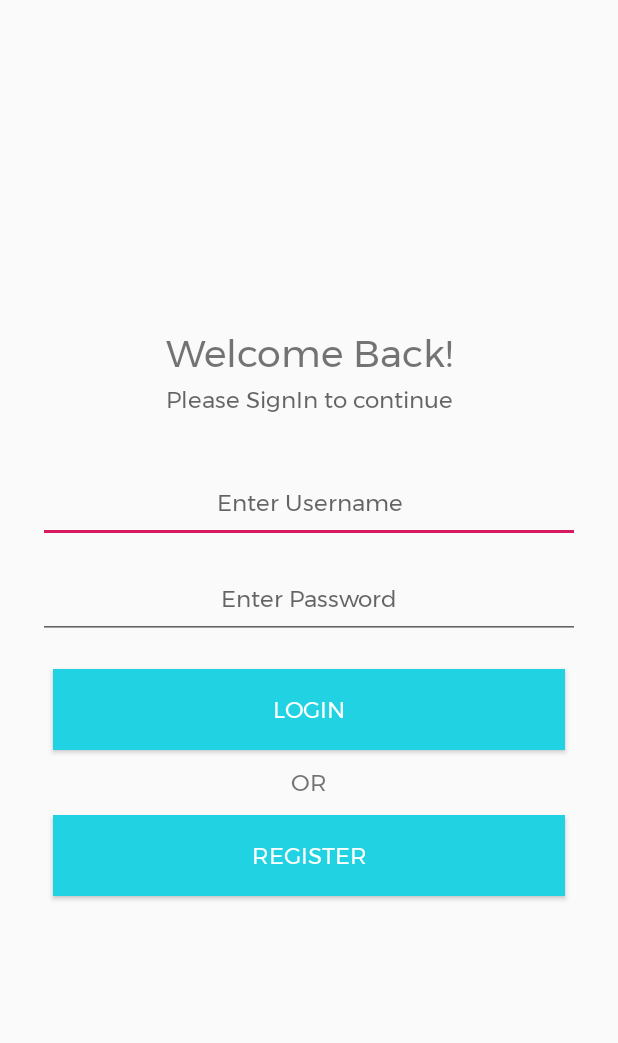
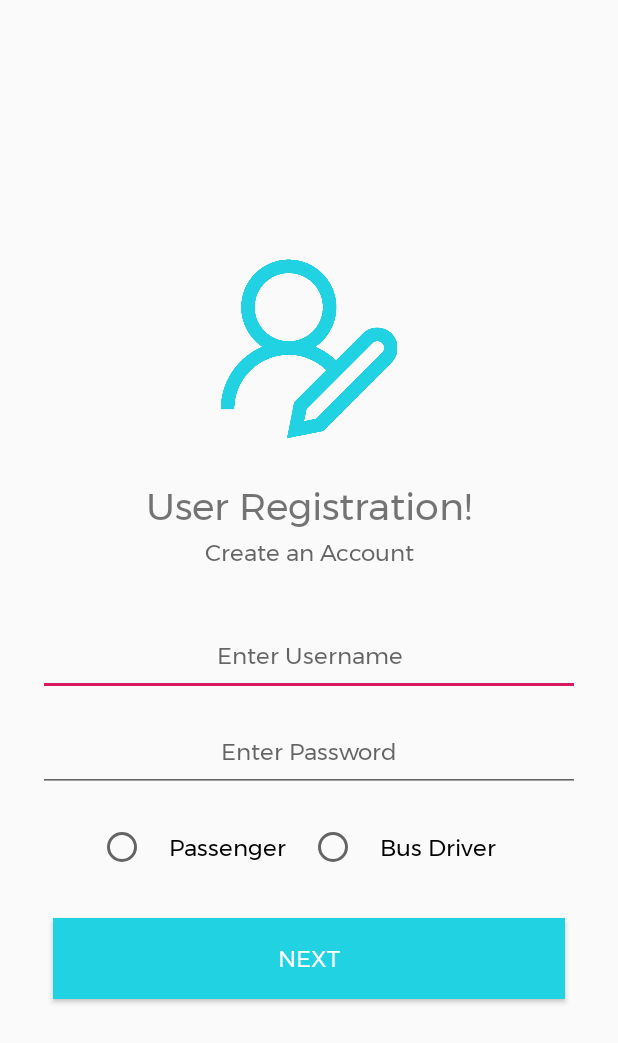
Before and after one commit to decoded-cipher/enteBus, an Android app: the screen it shows after launch (LoginActivity before the commit, MainActivity after it), on a phone screen of 412 x 824 dp. Shown: the top 1043 px of the screen. Run offline under Robolectric (Android 15) with nearby library versions, the phone set to English and light mode, and no system bars.

Commit message:
User Registration commom Page Completed

```diff
--- a/app/src/main/AndroidManifest.xml
+++ b/app/src/main/AndroidManifest.xml
@@ -9,14 +9,14 @@
         android:roundIcon="@mipmap/ic_launcher_round"
         android:supportsRtl="true"
         android:theme="@style/AppTheme">
-        <activity android:name=".LoginActivity">
+        <activity android:name=".LoginActivity"></activity>
+        <activity android:name=".MainActivity">
             <intent-filter>
                 <action android:name="android.intent.action.MAIN" />
 
                 <category android:name="android.intent.category.LAUNCHER" />
             </intent-filter>
         </activity>
-        <activity android:name=".MainActivity"></activity>
     </application>
 
 </manifest>
--- a/app/src/main/res/layout/activity_main.xml
+++ b/app/src/main/res/layout/activity_main.xml
@@ -1,18 +1,96 @@
 <?xml version="1.0" encoding="utf-8"?>
-<androidx.constraintlayout.widget.ConstraintLayout xmlns:android="http://schemas.android.com/apk/res/android"
+<LinearLayout xmlns:android="http://schemas.android.com/apk/res/android"
     xmlns:app="http://schemas.android.com/apk/res-auto"
     xmlns:tools="http://schemas.android.com/tools"
     android:layout_width="match_parent"
     android:layout_height="match_parent"
+    android:orientation="vertical"
+    android:layout_margin="25dp"
+    android:gravity="center_vertical"
     tools:context=".MainActivity">
 
+    <ImageView
+        android:layout_width="120dp"
+        android:layout_height="120dp"
+        android:layout_gravity="center"
+        android:layout_margin="25dp"
+        android:src="@drawable/user_logo"/>
+
     <TextView
-        android:layout_width="wrap_content"
+        android:layout_width="match_parent"
         android:layout_height="wrap_content"
-        android:text="Hello World!"
-        app:layout_constraintBottom_toBottomOf="parent"
-        app:layout_constraintLeft_toLeftOf="parent"
-        app:layout_constraintRight_toRightOf="parent"
-        app:layout_constraintTop_toTopOf="parent" />
+        android:fontFamily="@font/montserrat"
+        android:gravity="center"
+        android:textSize="25dp"
+        android:text="User Registration!"/>
 
-</androidx.constraintlayout.widget.ConstraintLayout>
+    <TextView
+        android:layout_width="match_parent"
+        android:layout_height="wrap_content"
+        android:fontFamily="@font/montserrat"
+        android:gravity="center"
+        android:textSize="15dp"
+        android:layout_marginBottom="30dp"
+        android:hint="Create an Account"/>
+
+    <EditText
+        android:id="@+id/username"
+        android:layout_width="match_parent"
+        android:layout_height="wrap_content"
+        android:fontFamily="@font/montserrat"
+        android:textSize="15dp"
+        android:gravity="center"
+        android:padding="15dp"
+        android:inputType="textPersonName"
+        android:hint="Enter Username" />
+
+    <EditText
+        android:id="@+id/password"
+        android:layout_width="match_parent"
+        android:layout_height="wrap_content"
+        android:fontFamily="@font/montserrat"
+        android:textSize="15dp"
+        android:gravity="center"
+        android:layout_marginTop="10dp"
+        android:padding="15dp"
+        android:inputType="textPassword"
+        android:hint="Enter Password"/>
+
+    <RadioGroup
+        android:id="@+id/user"
+        android:gravity="center"
+        android:orientation="horizontal"
+        android:layout_margin="10dp"
+        android:layout_width="match_parent"
+        android:layout_height="wrap_content">
+
+        <RadioButton
+            android:layout_width="wrap_content"
+            android:layout_height="wrap_content"
+            android:fontFamily="@font/montserrat"
+            android:padding="15dp"
+            android:textSize="15dp"
+            android:text="Passenger"/>
+        <RadioButton
+            android:layout_width="wrap_content"
+            android:layout_height="wrap_content"
+            android:fontFamily="@font/montserrat"
+            android:padding="15dp"
+            android:textSize="15dp"
+            android:text="Bus Driver"/>
+
+    </RadioGroup>
+
+    <Button
+        android:id="@+id/login"
+        android:layout_width="match_parent"
+        android:layout_height="wrap_content"
+        android:background="@color/colorPrimaryDark"
+        android:textColor="#fff"
+        android:fontFamily="@font/montserrat"
+        android:textSize="15dp"
+        android:layout_margin="10dp"
+        android:padding="15dp"
+        android:text="NEXT"/>
+
+</LinearLayout>
```
Also changed, not shown: app/src/main/res/drawable/user_logo.png (added).
